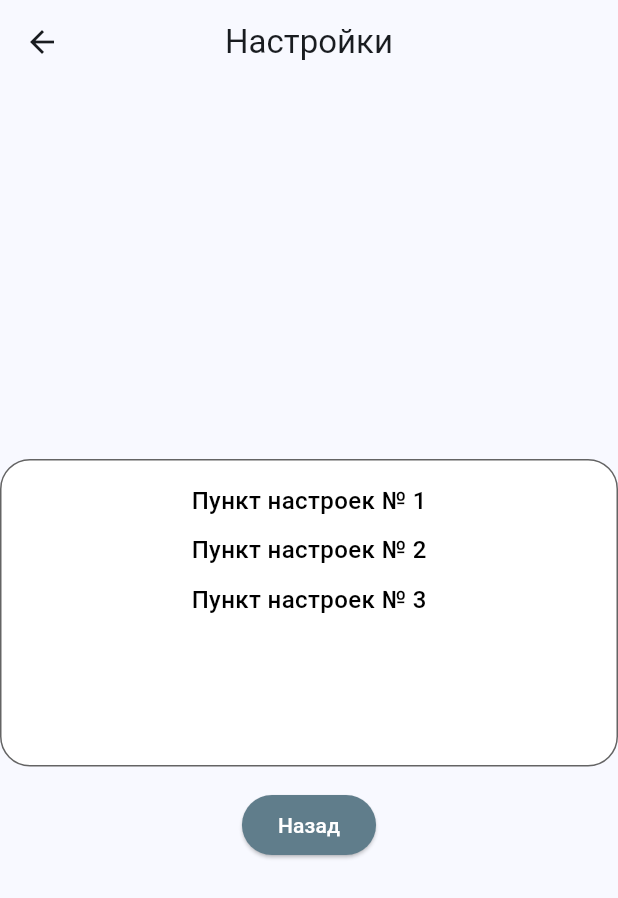
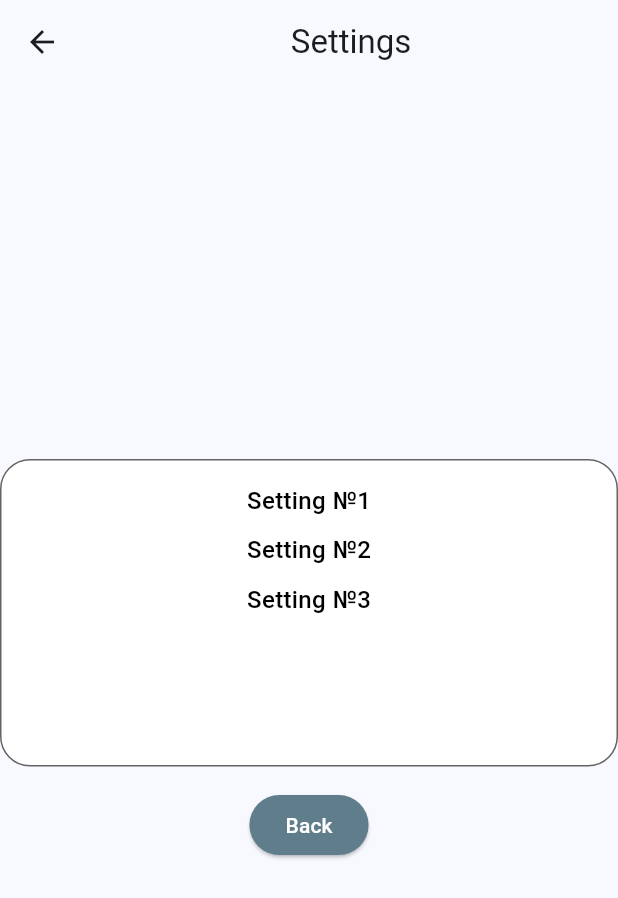
Before and after one commit to JugoFox/Social_Network, a Flutter app: the SettingScreen screen opened directly, on a phone screen of 412 x 824 dp. Shown: the top 898 px of the screen. Run offline on Flutter 3.47's test engine with Material 3 defaults, Android fonts, the phone set to English and light mode, and no system bars; our stand-ins replace easy_localization.

Commit message:
dz6 update

```diff
--- a/assets/languages/en.json
+++ b/assets/languages/en.json
@@ -1,4 +1,9 @@
 {
   "title": "Social Network",
-  "publication": "Publication"
+  "publication": "Publication",
+  "setting": "Settings",
+  "set1": "Setting №1",
+  "set2": "Setting №2",
+  "set3": "Setting №3",
+  "back": "Back"
 }
--- a/assets/languages/ru.json
+++ b/assets/languages/ru.json
@@ -1,4 +1,9 @@
 {
   "title": "Социальная сеть",
-  "publication": "Публикация"
+  "publication": "Публикация",
+  "setting": "Настройки",
+  "set1": "Пункт настроек №1",
+  "set2": "Пункт настроек №2",
+  "set3": "Пункт настроек №3",
+  "back": "Назад"
 }
--- a/lib/pages/home.dart
+++ b/lib/pages/home.dart
@@ -4,6 +4,8 @@ import 'package:flutter_localizations/flutter_localizations.dart';
 import 'package:social_network/generated/codegen_loader.g.dart';
 import 'package:social_network/pages/setting_screem.dart';
 import 'package:social_network/preference/home_pref.dart';
+
+import '../generated/locale_keys.g.dart';
 
 class MyHomePage extends StatefulWidget {
   const MyHomePage({super.key, required this.title});
@@ -40,7 +42,7 @@ class _MyHomePageState extends State<MyHomePage> {
             .colorScheme
             .inversePrimary,
         title: Center(
-            child: Text(widget.title, textAlign: TextAlign.center)),
+            child: Text(LocaleKeys.title.tr(), textAlign: TextAlign.center)),
       ),
       body: Padding(
         padding: const EdgeInsets.all(8.0),
@@ -130,7 +132,7 @@ class _MyHomePageState extends State<MyHomePage> {
                 ),
               ),
               const SizedBox(height: 50,),
-              const Text('Публикации',
+              Text(LocaleKeys.publication.tr(),
                 style: TextStyle(
                   color: Colors.white,
                   fontWeight: FontWeight.w600,
@@ -268,7 +270,7 @@ class _MyHomePageState extends State<MyHomePage> {
                   const SizedBox(height: 15,),
                   ElevatedButton(
                     child: Text(
-                        'Настройки',
+                        LocaleKeys.setting.tr(),
                       style: const TextStyle(
                       color: Colors.white,
                     ),
--- a/lib/pages/setting_screem.dart
+++ b/lib/pages/setting_screem.dart
@@ -4,6 +4,8 @@ import 'package:flutter_localizations/flutter_localizations.dart';
 import 'package:social_network/generated/codegen_loader.g.dart';
 import 'package:social_network/pages/home.dart';
 import 'package:social_network/preference/home_pref.dart';
+
+import '../generated/locale_keys.g.dart';
 
 class SettingScreen extends StatelessWidget {
   const SettingScreen({Key? key}) : super(key : key);
@@ -13,7 +15,8 @@ class SettingScreen extends StatelessWidget {
     return Scaffold(
       appBar: AppBar(
         centerTitle: true,
-        title: const Text("Настройки"),
+        title:  Center(
+            child: Text(LocaleKeys.setting.tr(), textAlign: TextAlign.center)),
       ),
       body: Center(
         child: Column(
@@ -32,7 +35,7 @@ class SettingScreen extends StatelessWidget {
               child: Column(
                 crossAxisAlignment: CrossAxisAlignment.center,
                 children: [
-                  const Text('Пункт настроек № 1',
+                   Text(LocaleKeys.set1.tr(),
                     style: TextStyle(
                       color: Colors.black,
                       fontWeight: FontWeight.w500,
@@ -40,8 +43,8 @@ class SettingScreen extends StatelessWidget {
                     ),
                   ),
                   const SizedBox(height: 10,),
-                  const Text(
-                    "Пункт настроек № 2",
+                   Text(
+                      LocaleKeys.set2.tr(),
                     style: TextStyle(
                       color: Colors.black,
                       fontWeight: FontWeight.w500,
@@ -49,8 +52,8 @@ class SettingScreen extends StatelessWidget {
                     ),
                   ),
                   const SizedBox(height: 10,),
-                  const Text(
-                    "Пункт настроек № 3",
+                   Text(
+                      LocaleKeys.set3.tr(),
                     style: TextStyle(
                       color: Colors.black,
                       fontWeight: FontWeight.w500,
@@ -60,13 +63,10 @@ class SettingScreen extends StatelessWidget {
                 ],
               ),
             ),
-
-
-
             const SizedBox(height: 15,),
             ElevatedButton(
               child: Text(
-                'Назад',
+                LocaleKeys.back.tr(),
                 style: const TextStyle(
                   color: Colors.white,
                 ),
```
Also changed, not shown: lib/generated/codegen_loader.g.dart, lib/generated/locale_keys.g.dart.
